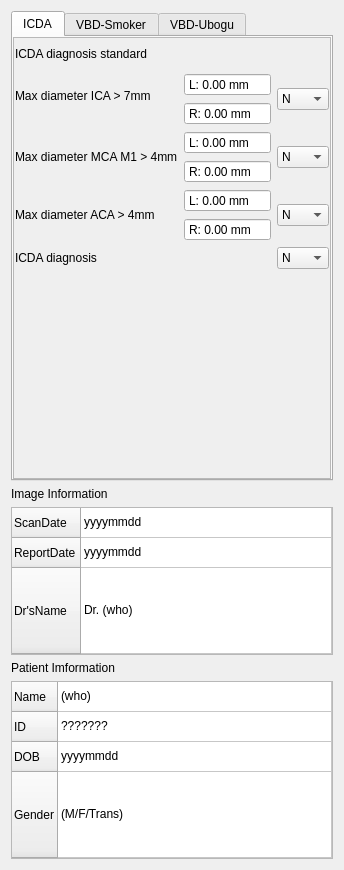
First picture: the form in codes/View/IADEMeasurementWidget.ui, repository wuzhuobin/Vessel_Project, before the edit.
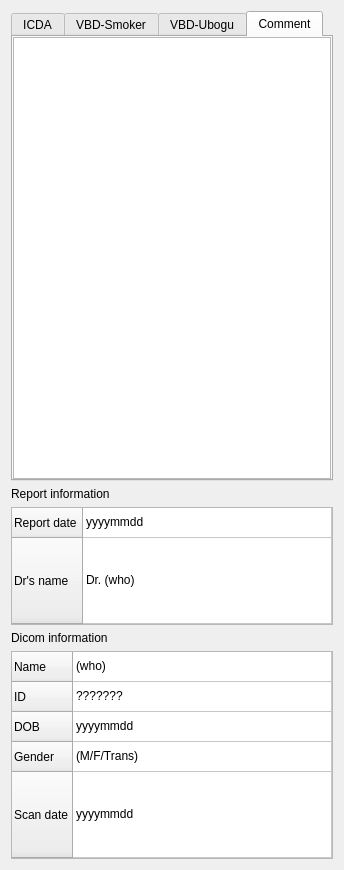
Second picture: the form after the edit.

```diff
--- a/codes/View/IADEMeasurementWidget.ui
+++ b/codes/View/IADEMeasurementWidget.ui
@@ -17,7 +17,7 @@
    <item>
     <widget class="QTabWidget" name="tabWidget">
      <property name="currentIndex">
-      <number>0</number>
+      <number>3</number>
      </property>
      <widget class="QWidget" name="tab">
       <attribute name="title">
@@ -50,7 +50,7 @@
             <x>0</x>
             <y>0</y>
             <width>318</width>
-            <height>573</height>
+            <height>503</height>
            </rect>
           </property>
           <layout class="QGridLayout" name="gridLayout_2">
@@ -919,6 +919,35 @@
        </item>
       </layout>
      </widget>
+     <widget class="QWidget" name="tab_4">
+      <attribute name="title">
+       <string>Comment</string>
+      </attribute>
+      <layout class="QVBoxLayout" name="verticalLayout_11">
+       <property name="spacing">
+        <number>0</number>
+       </property>
+       <property name="leftMargin">
+        <number>0</number>
+       </property>
+       <property name="topMargin">
+        <number>0</number>
+       </property>
+       <property name="rightMargin">
+        <number>0</number>
+       </property>
+       <property name="bottomMargin">
+        <number>0</number>
+       </property>
+       <item>
+        <widget class="QTextBrowser" name="textBrowser">
+         <property name="readOnly">
+          <bool>false</bool>
+         </property>
+        </widget>
+       </item>
+      </layout>
+     </widget>
     </widget>
    </item>
    <item>
@@ -930,7 +959,7 @@
       </sizepolicy>
      </property>
      <property name="text">
-      <string>Image Information</string>
+      <string>Report information</string>
      </property>
     </widget>
    </item>
@@ -971,17 +1000,12 @@
      </attribute>
      <row>
       <property name="text">
-       <string>ScanDate</string>
+       <string>Report date</string>
       </property>
      </row>
      <row>
       <property name="text">
-       <string>ReportDate</string>
-      </property>
-     </row>
-     <row>
-      <property name="text">
-       <string>Dr'sName</string>
+       <string>Dr's name</string>
       </property>
      </row>
      <column>
@@ -995,11 +1019,6 @@
       </property>
      </item>
      <item row="1" column="0">
-      <property name="text">
-       <string>yyyymmdd</string>
-      </property>
-     </item>
-     <item row="2" column="0">
       <property name="text">
        <string>Dr. (who)</string>
       </property>
@@ -1015,7 +1034,7 @@
       </sizepolicy>
      </property>
      <property name="text">
-      <string>Patient Imformation</string>
+      <string>Dicom information</string>
      </property>
     </widget>
    </item>
@@ -1074,6 +1093,11 @@
        <string>Gender</string>
       </property>
      </row>
+     <row>
+      <property name="text">
+       <string>Scan date</string>
+      </property>
+     </row>
      <column>
       <property name="text">
        <string>Data</string>
@@ -1099,6 +1123,11 @@
        <string>(M/F/Trans)</string>
       </property>
      </item>
+     <item row="4" column="0">
+      <property name="text">
+       <string>yyyymmdd</string>
+      </property>
+     </item>
     </widget>
    </item>
   </layout>
```
Left out of the diff: 8 changed lines with no effect on the pictures.
